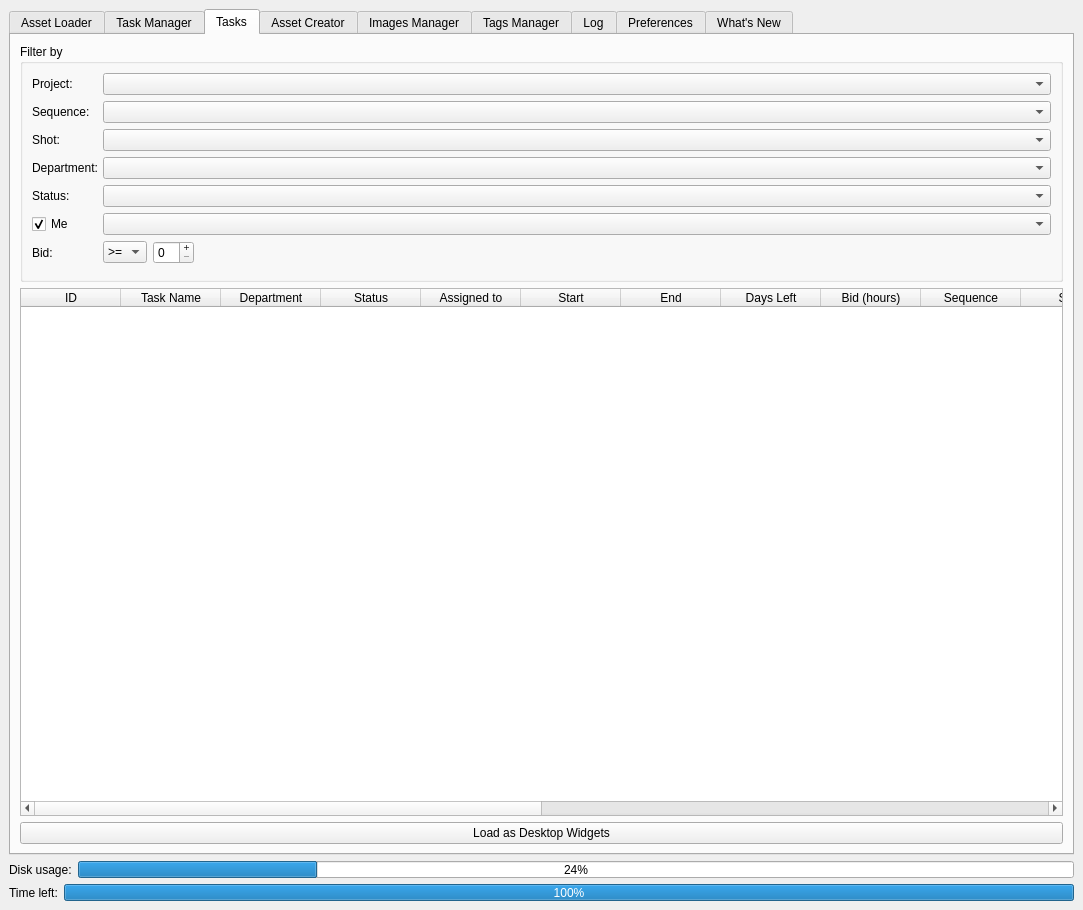
The window that media/main_window.ui (all-in-one-of/project_manager) describes before a commit, drawn with Qt 5.
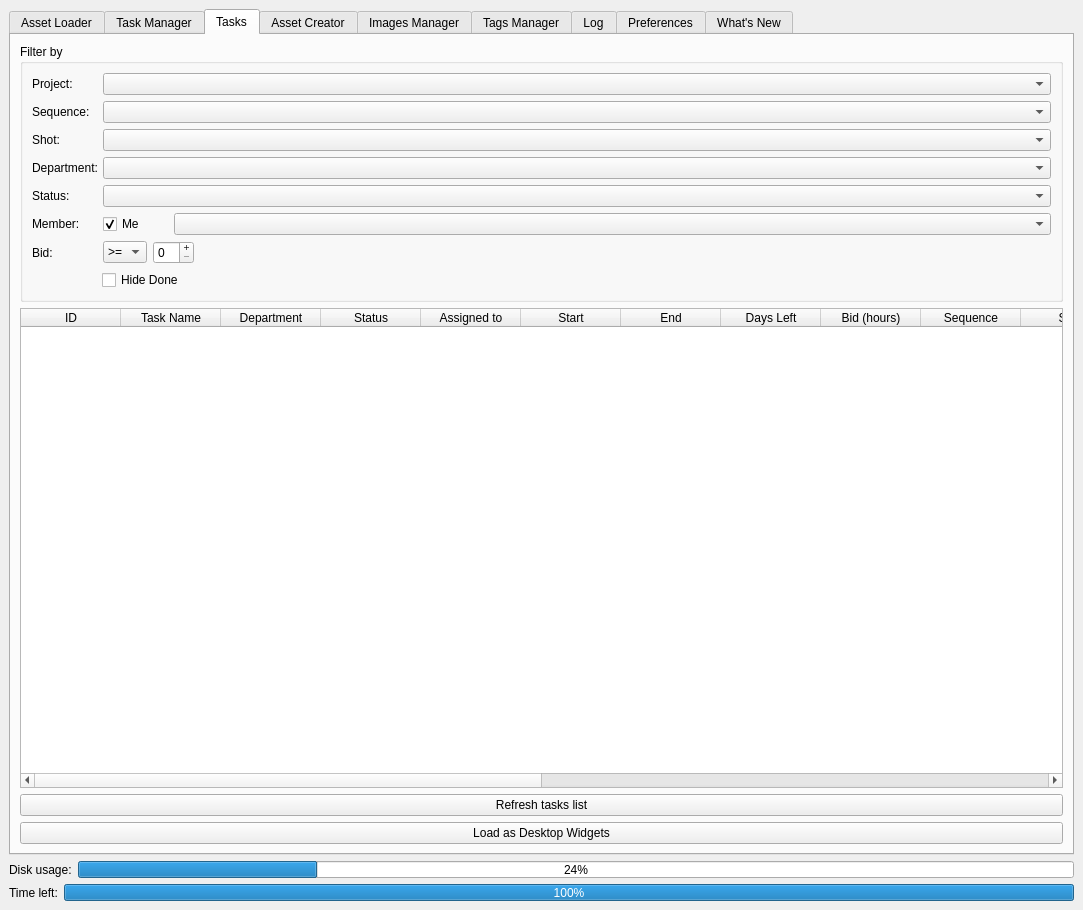
The same window after the commit. The open tabs and pages were chosen to show the change.

Commit message: Rework the hide done tasks function and add a feature in preferences to use any username for test purposes

What changed in the file:
```diff
--- a/media/main_window.ui
+++ b/media/main_window.ui
@@ -1863,6 +1863,19 @@
                 <property name="margin">
                  <number>0</number>
                 </property>
+                <item>
+                 <widget class="QLabel" name="mtMemberLbl">
+                  <property name="maximumSize">
+                   <size>
+                    <width>65</width>
+                    <height>16777215</height>
+                   </size>
+                  </property>
+                  <property name="text">
+                   <string>Member: </string>
+                  </property>
+                 </widget>
+                </item>
                 <item>
                  <widget class="QCheckBox" name="mtMeOnlyCheckBox">
                   <property name="maximumSize">
@@ -1984,6 +1997,29 @@
                 <property name="margin">
                  <number>0</number>
                 </property>
+                <item>
+                 <spacer name="mthorizontalSpacer05">
+                  <property name="orientation">
+                   <enum>Qt::Horizontal</enum>
+                  </property>
+                  <property name="sizeType">
+                   <enum>QSizePolicy::Maximum</enum>
+                  </property>
+                  <property name="sizeHint" stdset="0">
+                   <size>
+                    <width>70</width>
+                    <height>20</height>
+                   </size>
+                  </property>
+                 </spacer>
+                </item>
+                <item>
+                 <widget class="QCheckBox" name="mtHideDoneCheckBox">
+                  <property name="text">
+                   <string>Hide Done</string>
+                  </property>
+                 </widget>
+                </item>
                </layout>
               </widget>
              </item>
@@ -2075,6 +2111,13 @@
             </column>
            </widget>
           </item>
+          <item>
+           <widget class="QPushButton" name="mtRefreshTasksBtn">
+            <property name="text">
+             <string>Refresh tasks list</string>
+            </property>
+           </widget>
+          </item>
           <item>
            <widget class="QPushButton" name="loadTasksAsWidgetBtn">
             <property name="text">
```
Left out of the diff: 127 changed lines with no effect on the pictures. The commit also changes 15 other files.
